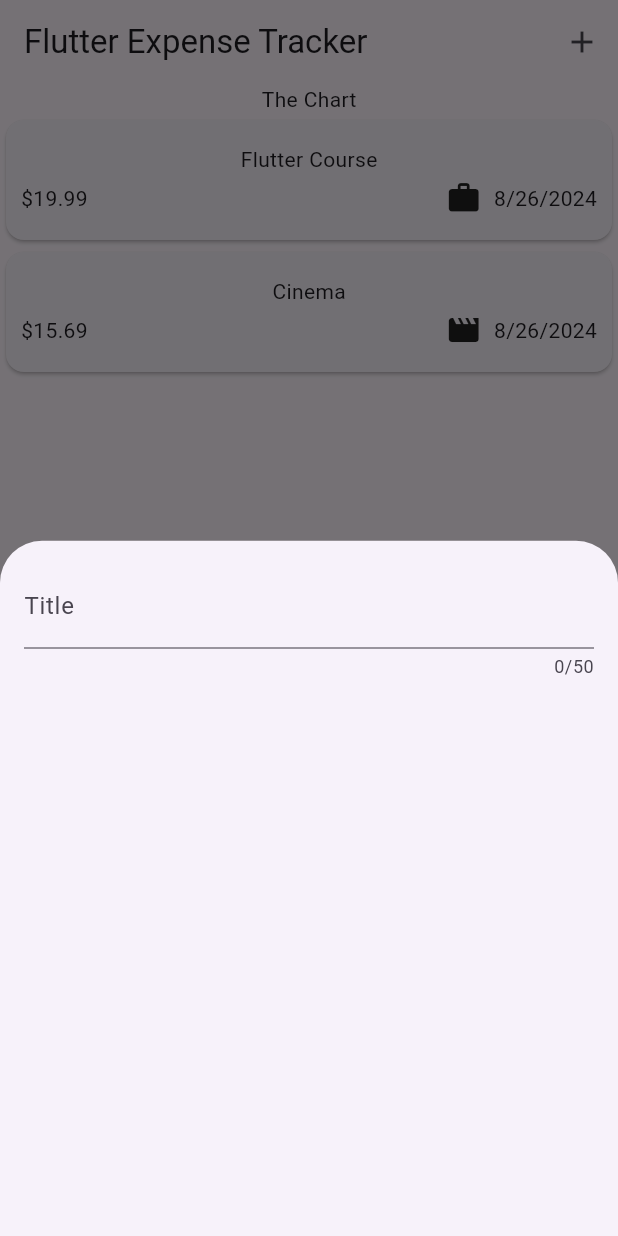
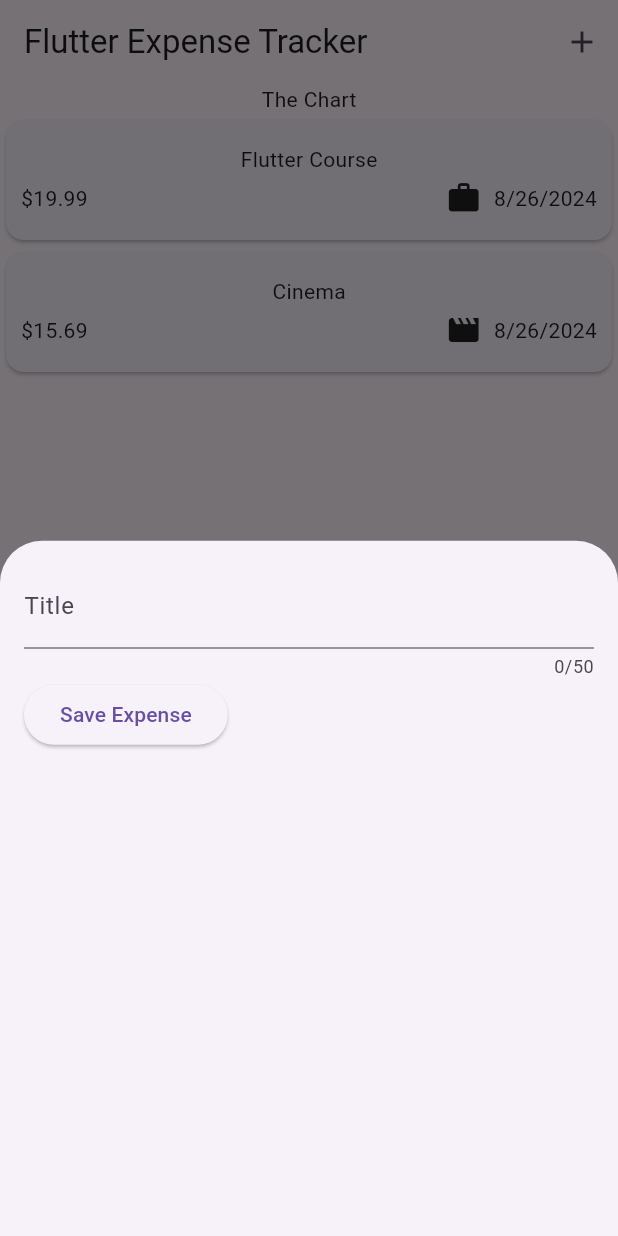
Before and after one commit to lightrao/adding_interactivity_expense_tracker_app, a Flutter app: the screen it shows after launch, after a tap on the "add" icon, on a phone screen of 412 x 824 dp. Run offline on Flutter 3.47's test engine with Material 3 defaults, Android fonts, the phone set to English and light mode, and no system bars.

Commit message:
Getting User Input on Every Keystroke

```diff
--- a/lib/widgets/new_expense.dart
+++ b/lib/widgets/new_expense.dart
@@ -10,18 +10,35 @@ class NewExpense extends StatefulWidget {
 }
 
 class _NewExpenseState extends State<NewExpense> {
+  var _enteredTitle = '';
+
+  void _saveTitleInput(String inputValue) {
+    _enteredTitle = inputValue;
+  }
+
   @override
   Widget build(BuildContext context) {
-    return const Padding(
-      padding: EdgeInsets.all(16),
+    return Padding(
+      padding: const EdgeInsets.all(16),
       child: Column(
         children: [
           TextField(
+            onChanged: _saveTitleInput,
             maxLength: 50,
             keyboardType: TextInputType.text,
-            decoration: InputDecoration(
+            decoration: const InputDecoration(
               label: Text('Title'),
             ),
+          ),
+          Row(
+            children: [
+              ElevatedButton(
+                onPressed: () {
+                  print(_enteredTitle);
+                },
+                child: const Text('Save Expense'),
+              ),
+            ],
           ),
         ],
       ),
```
